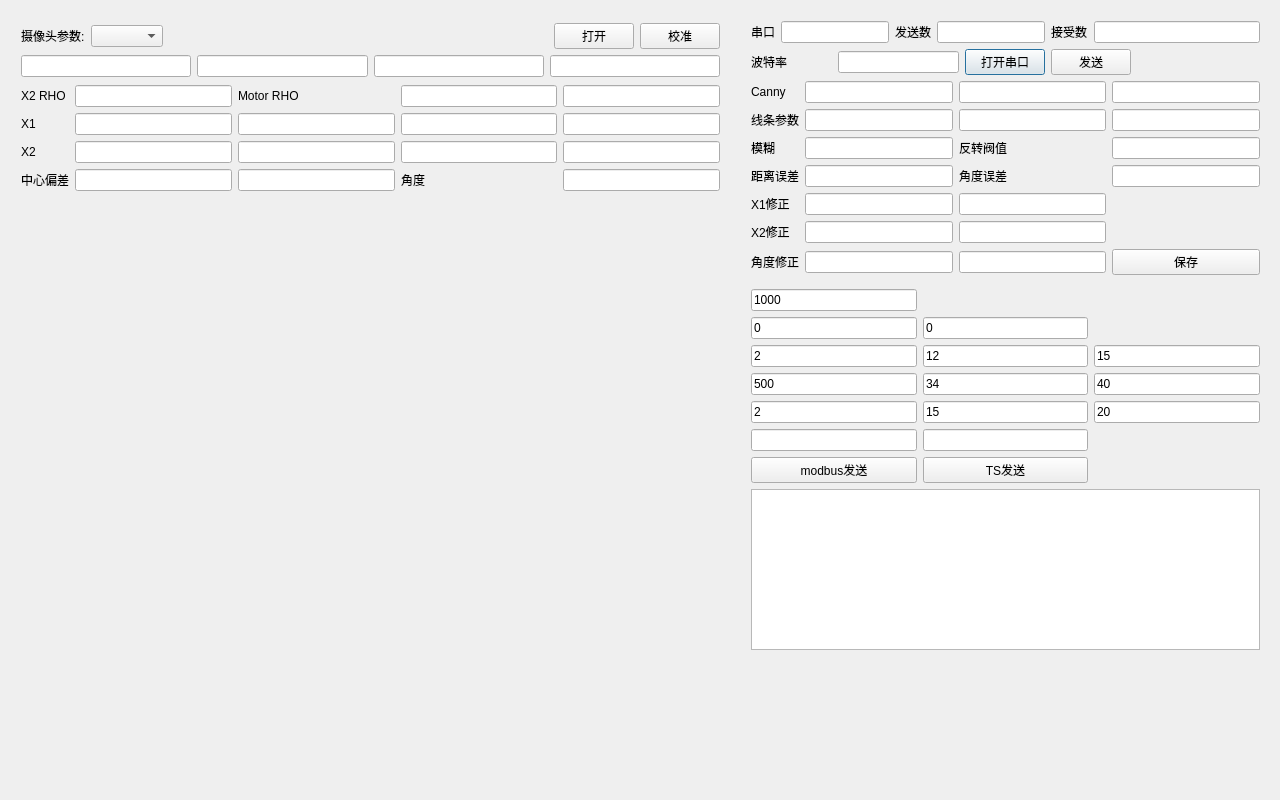
Old version of the form maindialog.ui in the repository zouzichun/videoWirain.
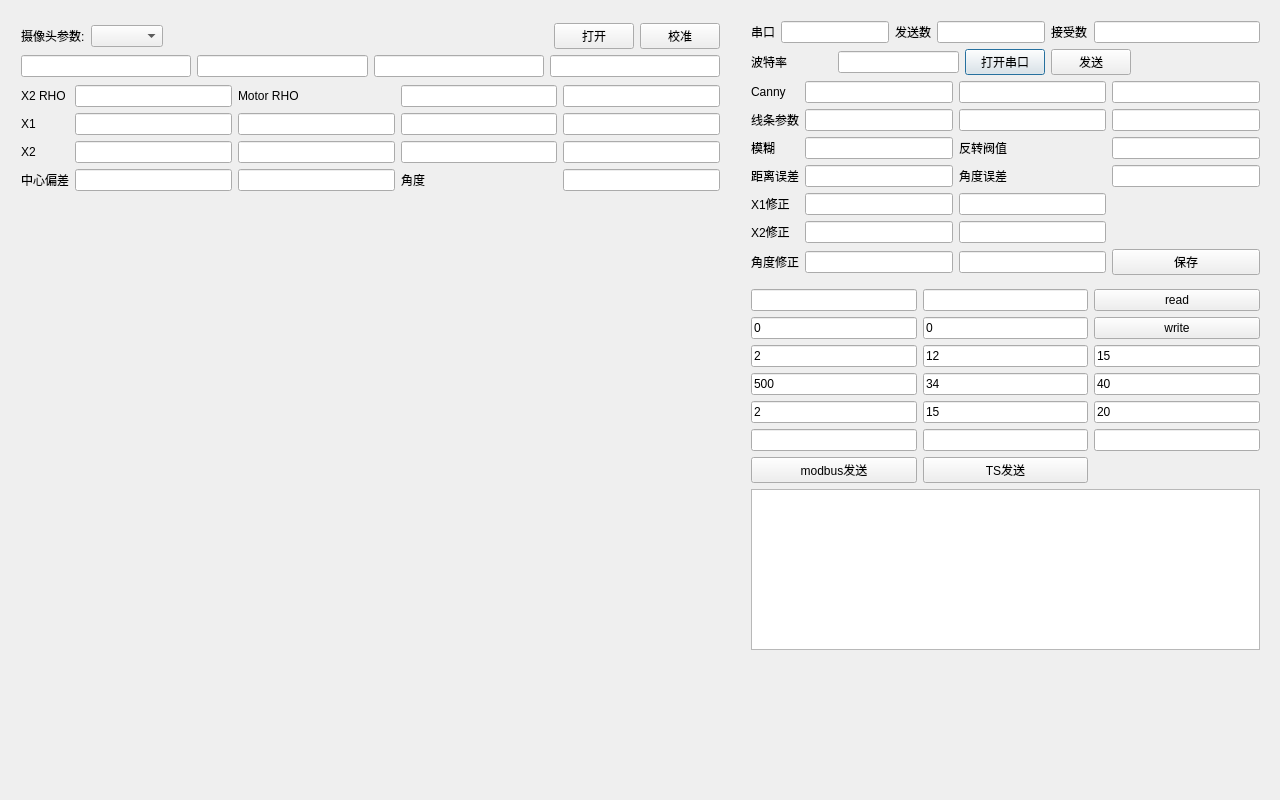
New version of the form.

Commit message: fix: update line calc in shutong

```diff
--- a/maindialog.ui
+++ b/maindialog.ui
@@ -307,9 +307,9 @@
        </widget>
       </item>
       <item row="0" column="0">
-       <widget class="QLineEdit" name="modbus">
+       <widget class="QLineEdit" name="test_addr">
         <property name="text">
-         <string>1000</string>
+         <string/>
         </property>
        </widget>
       </item>
@@ -344,6 +344,30 @@
         </property>
        </widget>
       </item>
+      <item row="0" column="2">
+       <widget class="QPushButton" name="read">
+        <property name="text">
+         <string>read</string>
+        </property>
+       </widget>
+      </item>
+      <item row="1" column="2">
+       <widget class="QPushButton" name="write">
+        <property name="text">
+         <string>write</string>
+        </property>
+       </widget>
+      </item>
+      <item row="0" column="1">
+       <widget class="QLineEdit" name="test_val"/>
+      </item>
+      <item row="7" column="2">
+       <widget class="QLineEdit" name="modbus">
+        <property name="text">
+         <string/>
+        </property>
+       </widget>
+      </item>
      </layout>
     </item>
     <item>
```
The commit also changes 9 other files.
